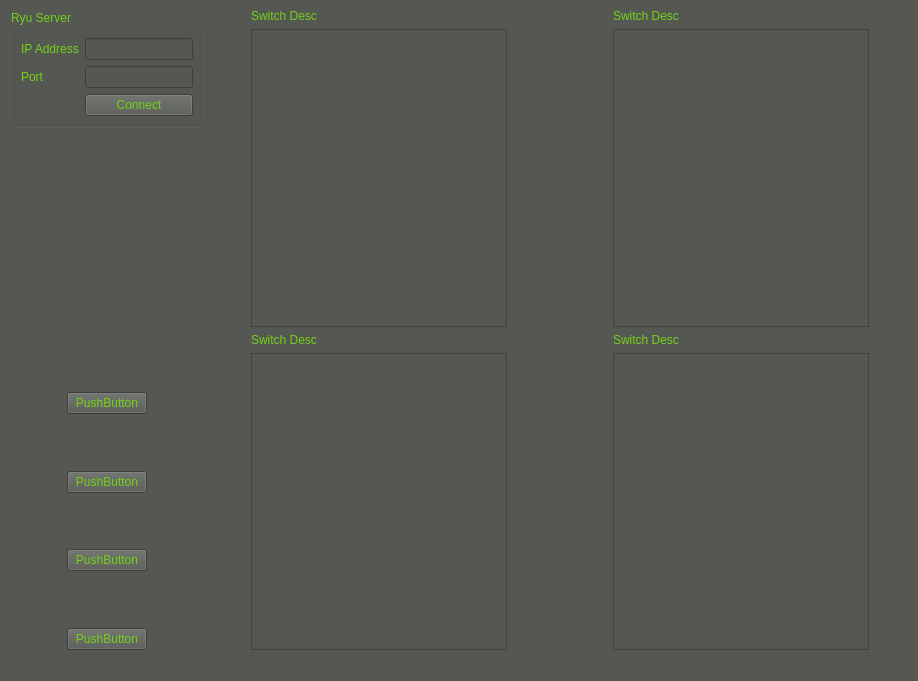
Above: GUI/flowmanager.ui from Gaopeng-Bai/QT_flowmanager before the change. Below: the same form after it.
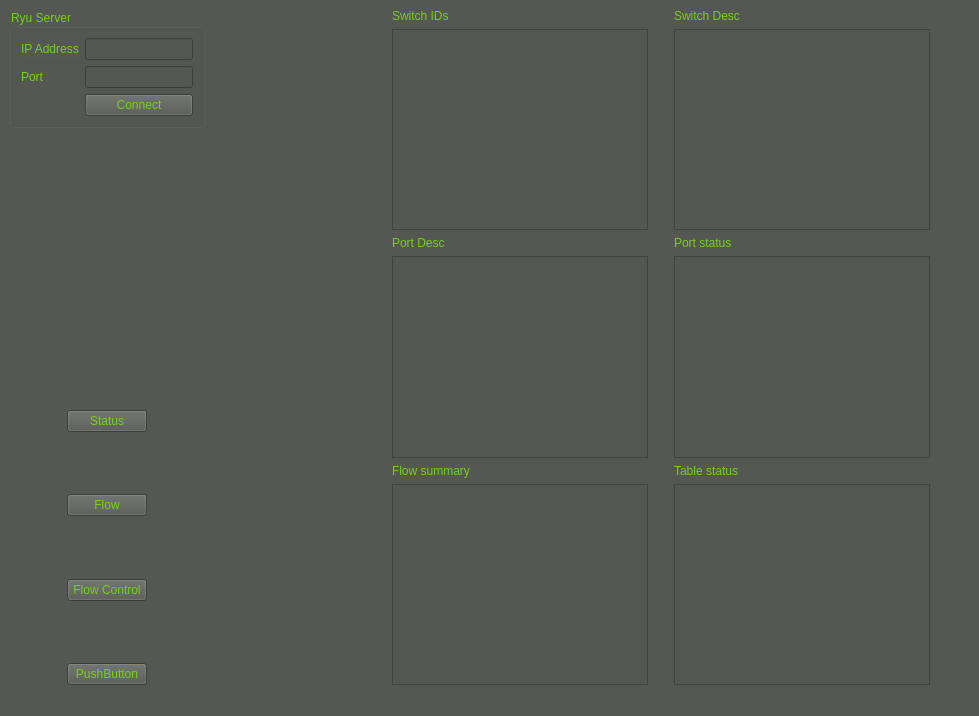
That is the form after the change.

What changed in the file:
```diff
--- a/GUI/flowmanager.ui
+++ b/GUI/flowmanager.ui
@@ -9,8 +9,8 @@
    <rect>
     <x>0</x>
     <y>0</y>
-    <width>918</width>
-    <height>681</height>
+    <width>979</width>
+    <height>716</height>
    </rect>
   </property>
   <property name="windowTitle">
@@ -101,14 +101,14 @@
         <item row="0" column="1">
          <widget class="QPushButton" name="pushButton_2">
           <property name="text">
-           <string>PushButton</string>
+           <string>Status</string>
           </property>
          </widget>
         </item>
         <item row="2" column="1">
          <widget class="QPushButton" name="pushButton_3">
           <property name="text">
-           <string>PushButton</string>
+           <string>Flow</string>
           </property>
          </widget>
         </item>
@@ -141,7 +141,7 @@
         <item row="4" column="1">
          <widget class="QPushButton" name="pushButton_4">
           <property name="text">
-           <string>PushButton</string>
+           <string>Flow Control</string>
           </property>
          </widget>
         </item>
@@ -182,43 +182,40 @@
       </item>
      </layout>
     </item>
+    <item>
+     <spacer name="horizontalSpacer_7">
+      <property name="orientation">
+       <enum>Qt::Horizontal</enum>
+      </property>
+      <property name="sizeHint" stdset="0">
+       <size>
+        <width>40</width>
+        <height>20</height>
+       </size>
+      </property>
+     </spacer>
+    </item>
     <item>
      <layout class="QGridLayout" name="showframe">
+      <item row="5" column="1">
+       <widget class="QTableView" name="flow_summary"/>
+      </item>
       <item row="2" column="1">
        <widget class="QLabel" name="switch_desc_num_4">
         <property name="text">
-         <string>Switch Desc</string>
+         <string>Port Desc</string>
         </property>
        </widget>
       </item>
-      <item row="3" column="1">
-       <widget class="QTextBrowser" name="switch_desc_3"/>
-      </item>
-      <item row="1" column="1">
-       <widget class="QTextBrowser" name="switch_desc_2"/>
-      </item>
       <item row="0" column="1">
        <widget class="QLabel" name="switch_desc_num">
         <property name="text">
-         <string>Switch Desc</string>
+         <string>Switch IDs</string>
         </property>
        </widget>
       </item>
-      <item row="1" column="6">
-       <spacer name="horizontalSpacer_6">
-        <property name="orientation">
-         <enum>Qt::Horizontal</enum>
-        </property>
-        <property name="sizeHint" stdset="0">
-         <size>
-          <width>40</width>
-          <height>20</height>
-         </size>
-        </property>
-       </spacer>
-      </item>
       <item row="1" column="4">
-       <spacer name="horizontalSpacer_3">
+       <spacer name="horizontalSpacer_6">
         <property name="orientation">
          <enum>Qt::Horizontal</enum>
         </property>
@@ -230,39 +227,23 @@
         </property>
        </spacer>
       </item>
-      <item row="1" column="3">
-       <spacer name="horizontalSpacer_4">
-        <property name="orientation">
-         <enum>Qt::Horizontal</enum>
-        </property>
-        <property name="sizeHint" stdset="0">
-         <size>
-          <width>40</width>
-          <height>20</height>
-         </size>
-        </property>
-       </spacer>
-      </item>
-      <item row="2" column="5">
+      <item row="2" column="3">
        <widget class="QLabel" name="switch_desc_num_2">
         <property name="text">
-         <string>Switch Desc</string>
+         <string>Port status</string>
         </property>
        </widget>
       </item>
-      <item row="1" column="5">
+      <item row="1" column="3">
        <widget class="QTextBrowser" name="switch_desc"/>
       </item>
-      <item row="0" column="5">
+      <item row="0" column="3">
        <widget class="QLabel" name="switch_desc_num_3">
         <property name="text">
          <string>Switch Desc</string>
         </property>
        </widget>
       </item>
-      <item row="3" column="5">
-       <widget class="QTextBrowser" name="switch_desc_4"/>
-      </item>
       <item row="1" column="0">
        <spacer name="horizontalSpacer_5">
         <property name="orientation">
@@ -276,6 +257,32 @@
         </property>
        </spacer>
       </item>
+      <item row="5" column="3">
+       <widget class="QTableView" name="table_status"/>
+      </item>
+      <item row="3" column="1">
+       <widget class="QTableView" name="Port_Desc"/>
+      </item>
+      <item row="1" column="1">
+       <widget class="QTableWidget" name="switch_ids"/>
+      </item>
+      <item row="3" column="3">
+       <widget class="QTableView" name="port_status"/>
+      </item>
+      <item row="4" column="3">
+       <widget class="QLabel" name="label_4">
+        <property name="text">
+         <string>Table status</string>
+        </property>
+       </widget>
+      </item>
+      <item row="4" column="1">
+       <widget class="QLabel" name="label_3">
+        <property name="text">
+         <string>Flow summary</string>
+        </property>
+       </widget>
+      </item>
       <item row="1" column="2">
        <spacer name="verticalSpacer_5">
         <property name="orientation">
```
Left out of the diff: 8 changed lines with no effect on the pictures.
